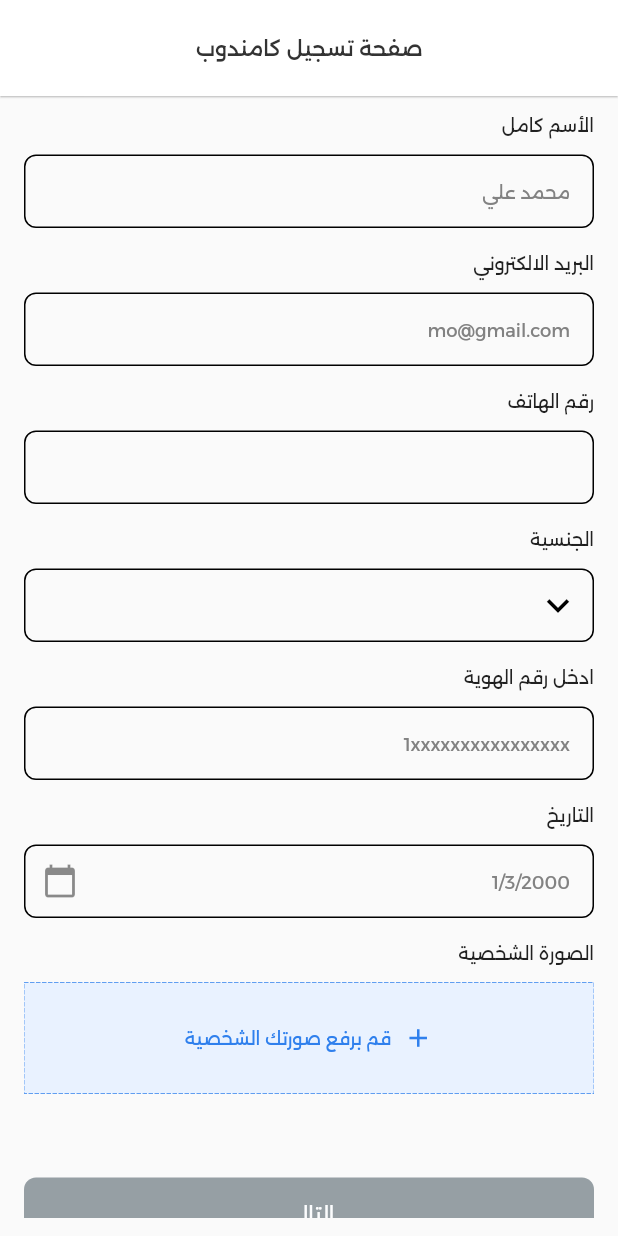
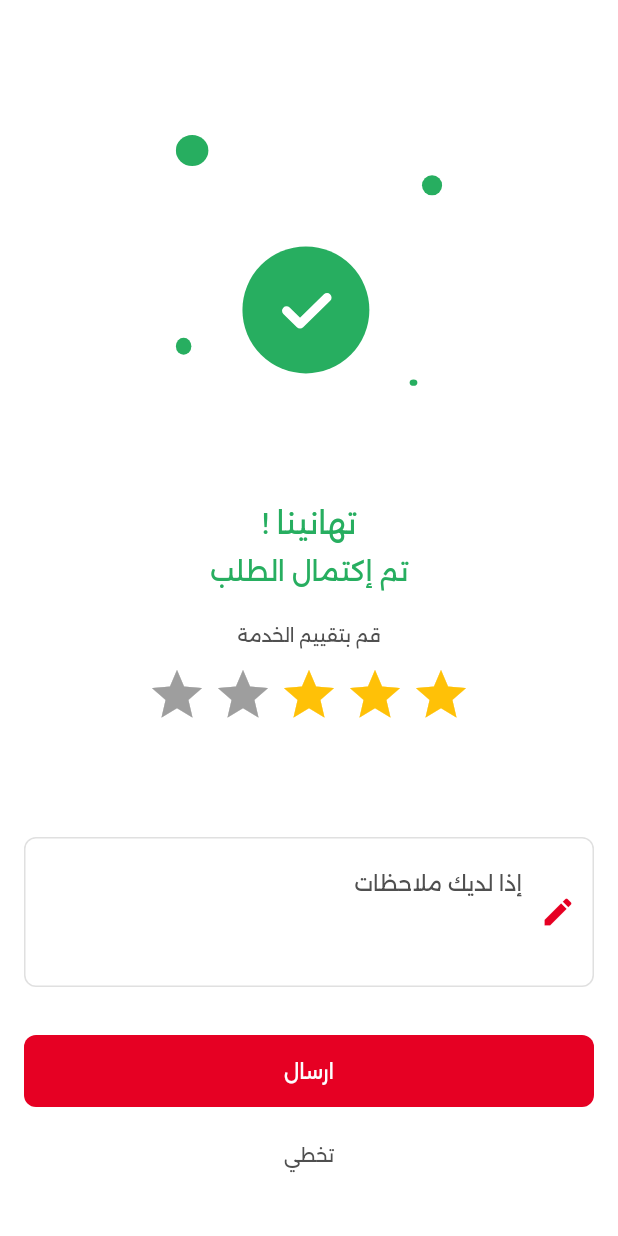
Before and after one commit to abdelstarMo66/magdsoft_task, a Flutter app: the screen it shows after launch, on a phone screen of 412 x 824 dp. Run offline on Flutter 3.47's test engine with Material 2 defaults, Android fonts, the phone set to English and light mode, and no system bars; drawn by our look-alikes of dotted_border, flutter_rating_bar; our stand-ins replace country_picker, flutter_bloc, flutter_svg, font_awesome_flutter.

```diff
--- a/lib/app/app.dart
+++ b/lib/app/app.dart
@@ -38,7 +38,7 @@ class MyApp extends StatelessWidget {
           )
         )
       ),
-      initialRoute: Routes.registerFormScreen1,
+      initialRoute: Routes.rateScreen,
       onGenerateRoute: RouterGenerator.onGenerateRoute,
     );
   }
--- a/lib/presentation/screens/auth_view/register_form_screen1.dart
+++ b/lib/presentation/screens/auth_view/register_form_screen1.dart
@@ -1,10 +1,8 @@
 import 'package:country_picker/country_picker.dart';
-import 'package:dotted_border/dotted_border.dart';
 import 'package:flutter/material.dart';
 import 'package:task/presentation/widgets/custom_button.dart';
 import 'package:task/utils/constance.dart';
 import 'package:task/utils/styles.dart';
-
 import '../../../utils/routes.dart';
 import '../../widgets/customFormItem.dart';
 import '../../widgets/custom_container_dotted_border.dart';
--- a/lib/presentation/screens/auth_view/register_form_screen3.dart
+++ b/lib/presentation/screens/auth_view/register_form_screen3.dart
@@ -1,12 +1,9 @@
-import 'package:country_picker/country_picker.dart';
-import 'package:dotted_border/dotted_border.dart';
 import 'package:flutter/material.dart';
+import 'package:task/presentation/widgets/customFormItem.dart';
 import 'package:task/presentation/widgets/custom_button.dart';
 import 'package:task/utils/constance.dart';
 import 'package:task/utils/routes.dart';
 import 'package:task/utils/styles.dart';
-
-import '../../widgets/customFormItem.dart';
 
 class RegisterFormScreen3 extends StatelessWidget {
   const RegisterFormScreen3({Key? key}) : super(key: key);
--- a/lib/presentation/screens/auth_view/register_form_screen4.dart
+++ b/lib/presentation/screens/auth_view/register_form_screen4.dart
@@ -3,7 +3,6 @@ import 'package:task/presentation/widgets/custom_button.dart';
 import 'package:task/utils/constance.dart';
 import 'package:task/utils/styles.dart';
 import '../../../utils/routes.dart';
-import '../../widgets/customFormItem.dart';
 import '../../widgets/custom_container_dotted_border.dart';
 
 class RegisterFormScreen4 extends StatelessWidget {
--- a/lib/presentation/screens/profile_view/views/connect_to_support.dart
+++ b/lib/presentation/screens/profile_view/views/connect_to_support.dart
@@ -1,7 +1,7 @@
 import 'package:flutter/material.dart';
 import 'package:task/utils/constance.dart';
 import 'package:task/utils/styles.dart';
-import 'navigate_item.dart';
+import '../../../../../presentation/screens/profile_view/views/navigate_item.dart';
 
 class ConnectToSupport extends StatelessWidget {
   const ConnectToSupport({Key? key}) : super(key: key);
--- a/lib/presentation/screens/talapat_view/order_process.dart
+++ b/lib/presentation/screens/talapat_view/order_process.dart
@@ -37,7 +37,7 @@ class OrderProcessScreen extends StatelessWidget {
   @override
   Widget build(BuildContext context) {
     return BlocProvider(
-      create: (context) => GlobalTalapatCubit()..changeTimer(),
+      create: (context) => GlobalTalapatCubit()..changeTimer(context),
       child: Scaffold(
         appBar: AppBar(
           title: Column(
--- /dev/null
+++ b/lib/presentation/screens/talapat_view/rate_screen.dart
@@ -0,0 +1,149 @@
+import 'package:flutter/material.dart';
+import 'package:flutter_rating_bar/flutter_rating_bar.dart';
+import 'package:flutter_svg/svg.dart';
+import 'package:task/presentation/widgets/custom_button.dart';
+import '../../../utils/constance.dart';
+import '../../../utils/routes.dart';
+import '../../../utils/styles.dart';
+
+class RateScreen extends StatelessWidget {
+  const RateScreen({Key? key}) : super(key: key);
+
+  @override
+  Widget build(BuildContext context) {
+    return Scaffold(
+      backgroundColor: Colors.white,
+      body: SafeArea(
+        child: ListView(
+          padding: const EdgeInsets.symmetric(horizontal: defaultPadding),
+          children: [
+            const SizedBox(
+              height: 90.0,
+            ),
+            SvgPicture.asset("assets/images/done_image.svg"),
+            const SizedBox(
+              height: 48.0,
+            ),
+            Column(
+              children: [
+                const Text(
+                  'تهانينا !',
+                  style: TextStyle(
+                    color: Color(0xFF27AE60),
+                    fontSize: 20,
+                    fontFamily: 'Alexandria',
+                    fontWeight: FontWeight.w400,
+                  ),
+                ),
+                const SizedBox(
+                  height: 9.0,
+                ),
+                const Text(
+                  'تم إكتمال الطلب',
+                  style: TextStyle(
+                    color: Color(0xFF27AE60),
+                    fontSize: 18,
+                    fontFamily: 'Alexandria',
+                    fontWeight: FontWeight.w400,
+                  ),
+                ),
+                const SizedBox(
+                  height: 24.0,
+                ),
+                Text(
+                  'قم بتقييم الخدمة',
+                  style: StyleManager.titleStyle12.copyWith(
+                    color: const Color(0xFF505050),
+                  ),
+                ),
+                const SizedBox(height: 12.0),
+                RatingBar.builder(
+                  initialRating: 3,
+                  minRating: 1,
+                  direction: Axis.horizontal,
+                  allowHalfRating: true,
+                  itemCount: 5,
+                  glow: false,
+                  itemPadding: const EdgeInsets.symmetric(horizontal: 2.0),
+                  itemBuilder: (context, _) => const Icon(
+                    Icons.star,
+                    color: Colors.amber,
+                  ),
+                  onRatingUpdate: (rating) {
+                    print(rating);
+                  },
+                ),
+              ],
+            ),
+            const SizedBox(
+              height: 75.0,
+            ),
+            TextField(
+              minLines: 3, // Set this
+              maxLines: 6, // and this
+              keyboardType: TextInputType.multiline,
+              decoration: InputDecoration(
+                hintText: "إذا لديك ملاحظات",
+                hintStyle: StyleManager.titleStyle14.copyWith(
+                  color: Color(0xFF4F4F4F),
+                ),
+                border: OutlineInputBorder(
+                  borderRadius: BorderRadius.circular(8.0),
+                  borderSide: const BorderSide(
+                    width: 1.0,
+                    color: Color(0xFFE0E0E0),
+                  ),
+                ),
+                focusedBorder: OutlineInputBorder(
+                  borderRadius: BorderRadius.circular(8.0),
+                  borderSide: const BorderSide(
+                    width: 1.0,
+                    color: Color(0xFFE0E0E0),
+                  ),
+                ),
+                enabledBorder: OutlineInputBorder(
+                  borderRadius: BorderRadius.circular(8.0),
+                  borderSide: const BorderSide(
+                    width: 1.0,
+                    color: Color(0xFFE0E0E0),
+                  ),
+                ),
+                prefixIcon: const Icon(
+                  Icons.edit,
+                  color: Color(0xFFE60023),
+                ),
+              ),
+            ),
+            const SizedBox(
+              height: 32.0,
+            ),
+            CustomButton(
+              press: () {
+                Navigator.pushNamed(context, Routes.rateDetailsScreen);
+              },
+              widget: Text(
+                'ارسال',
+                style: StyleManager.titleStyle14.copyWith(
+                  color: const Color(0xFFFCFDFE),
+                ),
+              ),
+              bgColor: const Color(0xFFE60023),
+            ),
+            const SizedBox(
+              height: 8.0,
+            ),
+            CustomButton(
+              widget: Text(
+                'تخطي',
+                style: StyleManager.titleStyle12.copyWith(
+                  color: const Color(0xFF4F4F4F),
+                ),
+              ),
+              bgColor: Colors.white,
+            ),
+          ],
+        ),
+      ),
+    );
+  }
+}
--- a/lib/utils/router.dart
+++ b/lib/utils/router.dart
@@ -7,8 +7,11 @@ import 'package:task/presentation/screens/auth_view/register_form_screen5.dart';
 import 'package:task/presentation/screens/profile_view/profile_view.dart';
 import 'package:task/presentation/screens/profile_view/views/address_saved_screen.dart';
 import 'package:task/presentation/screens/talapat_view/new_order.dart';
+import 'package:task/presentation/screens/talapat_view/rate_details.dart';
 import 'package:task/presentation/screens/talapat_view/talapat_view.dart';
 import 'package:task/presentation/screens/talapat_view/reorder.dart';
+import 'package:task/presentation/screens/talapat_view/rate_screen.dart';
+import 'package:task/presentation/screens/talapat_view/views/thanksView.dart';
 import '../presentation/screens/profile_view/views/add_card.dart';
 import '../presentation/screens/profile_view/views/connect_to_support.dart';
 import '../presentation/screens/profile_view/views/coupons.dart';
@@ -77,6 +80,12 @@ class RouterGenerator {
         return MaterialPageRoute(builder: (_) => const NewOrder());
       case Routes.orderProcessScreen:
         return MaterialPageRoute(builder: (_) => const OrderProcessScreen());
+      case Routes.rateScreen:
+        return MaterialPageRoute(builder: (_) => const RateScreen());
+      case Routes.rateDetailsScreen:
+        return MaterialPageRoute(builder: (_) => const RateDetailsScreen());
+      case Routes.thanksView:
+        return MaterialPageRoute(builder: (_) => const ThanksView());
 
       // Auth Router
       case Routes.registerFormScreen1:
--- a/lib/utils/routes.dart
+++ b/lib/utils/routes.dart
@@ -24,6 +24,9 @@ class Routes {
   static const String reorderDetailsScreen = "/reorderDetailsScreen";
   static const String newOrderScreen = "/newOrderScreen";
   static const String orderProcessScreen = "/orderProcessScreen";
+  static const String rateScreen = "/rateScreen";
+  static const String rateDetailsScreen = "/rateDetailsScreen";
+  static const String thanksView = "/thanksView";
 
   // Auth Routes
   static const String registerFormScreen1 = "/registerFormScreen1";
--- a/pubspec.yaml
+++ b/pubspec.yaml
@@ -21,6 +21,7 @@ dependencies:
   flutter_bloc: ^8.1.3
   country_picker: ^2.0.20
   dotted_border: ^2.0.0+3
+  flutter_rating_bar: ^4.0.1
 
 dev_dependencies:
   flutter_test:
```
Also changed, not shown: lib/controller/talapat_cubit/talapat_cubit.dart (+8 -1 lines), lib/presentation/screens/talapat_view/rate_details.dart (added, +230 -0 lines), lib/presentation/screens/talapat_view/views/thanksView.dart (added, +46 -0 lines), assets/images/done_image.svg (added), pubspec.lock.
